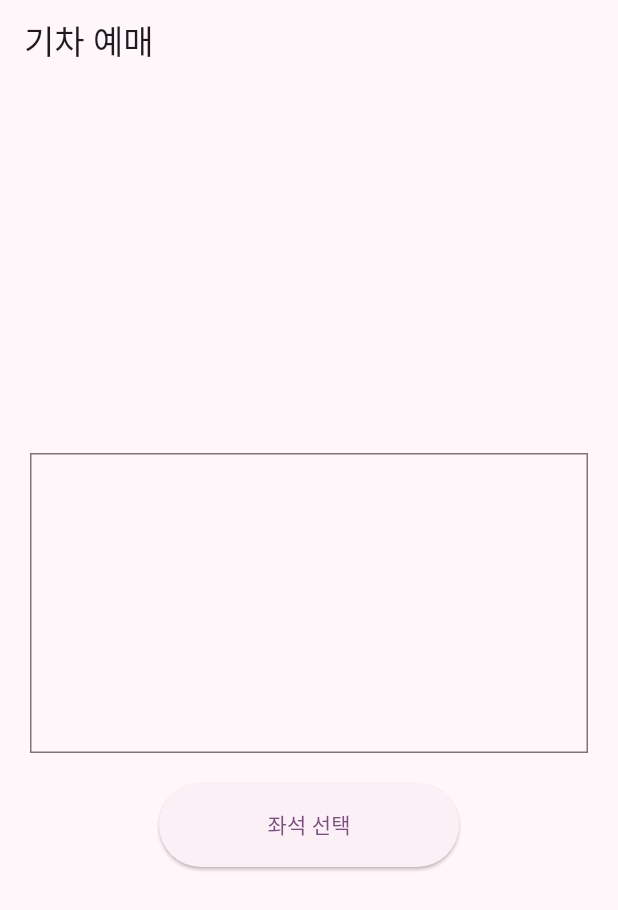
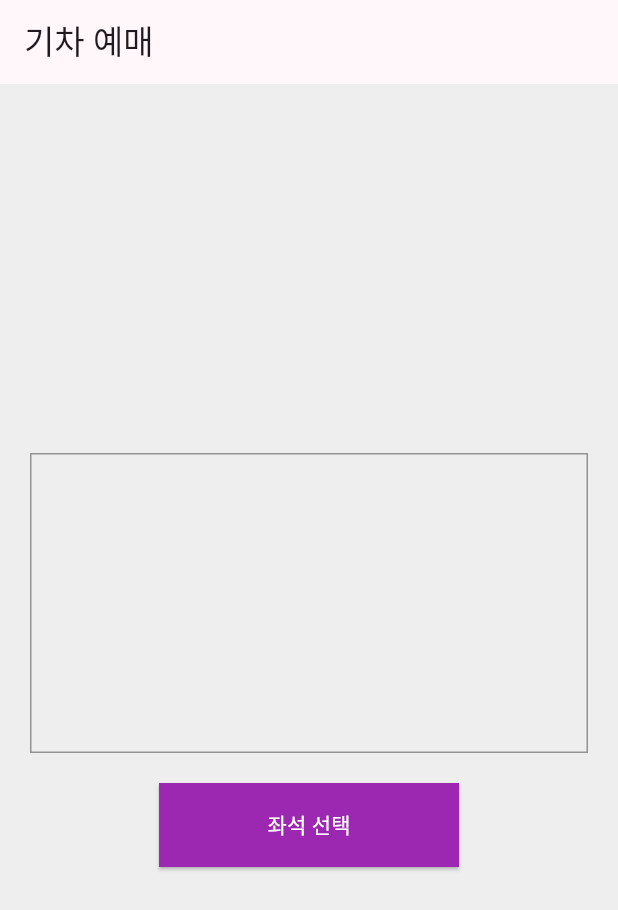
Before and after one commit to idikim/flutter_train_app, a Flutter app: the screen it shows after launch, on a phone screen of 412 x 824 dp. Shown: the top 910 px of the screen. Run offline on Flutter 3.47's test engine with Material 3 defaults, Android fonts, the phone set to English and light mode, and no system bars.

Commit message:
light/dark theme 수정

```diff
--- a/lib/main.dart
+++ b/lib/main.dart
@@ -1,5 +1,6 @@
 import 'package:flutter/material.dart';
 import 'package:flutter_train_app/pages/home/home_page.dart';
+import 'package:flutter_train_app/theme.dart';
 
 void main() {
   runApp(const MyApp());
@@ -13,20 +14,8 @@ class MyApp extends StatelessWidget {
   Widget build(BuildContext context) {
     return MaterialApp(
       themeMode: ThemeMode.light,
-      theme: ThemeData(
-        useMaterial3: true,
-        colorScheme: ColorScheme.fromSeed(
-          seedColor: Colors.purple,
-          brightness: Brightness.light,
-        ),
-      ),
-      darkTheme: ThemeData(
-        useMaterial3: true,
-        colorScheme: ColorScheme.fromSeed(
-          seedColor: Colors.purple,
-          brightness: Brightness.dark,
-        ),
-      ),
+      theme: lightTheme,
+      darkTheme: darkTheme,
       home: HomePage(),
     );
   }
--- a/lib/theme.dart
+++ b/lib/theme.dart
@@ -6,6 +6,7 @@ final lightTheme = ThemeData(
     seedColor: Colors.purple,
     brightness: Brightness.light,
   ),
+  scaffoldBackgroundColor: Colors.grey[200],
   highlightColor: Colors.purple,
   dividerColor: Colors.black38, // black opacity 38%
   sliderTheme: SliderThemeData(
```
